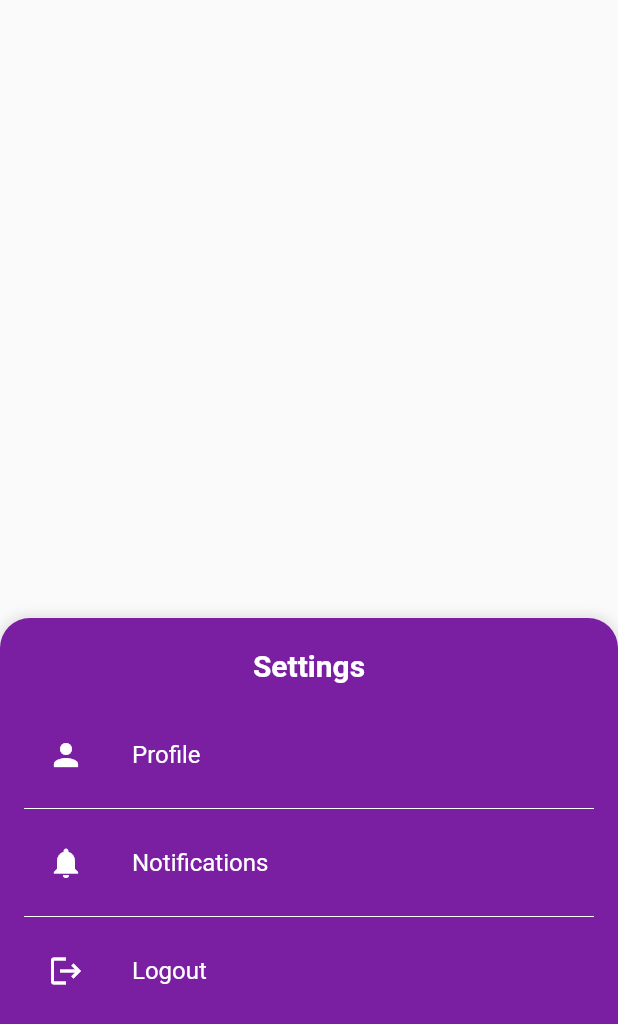
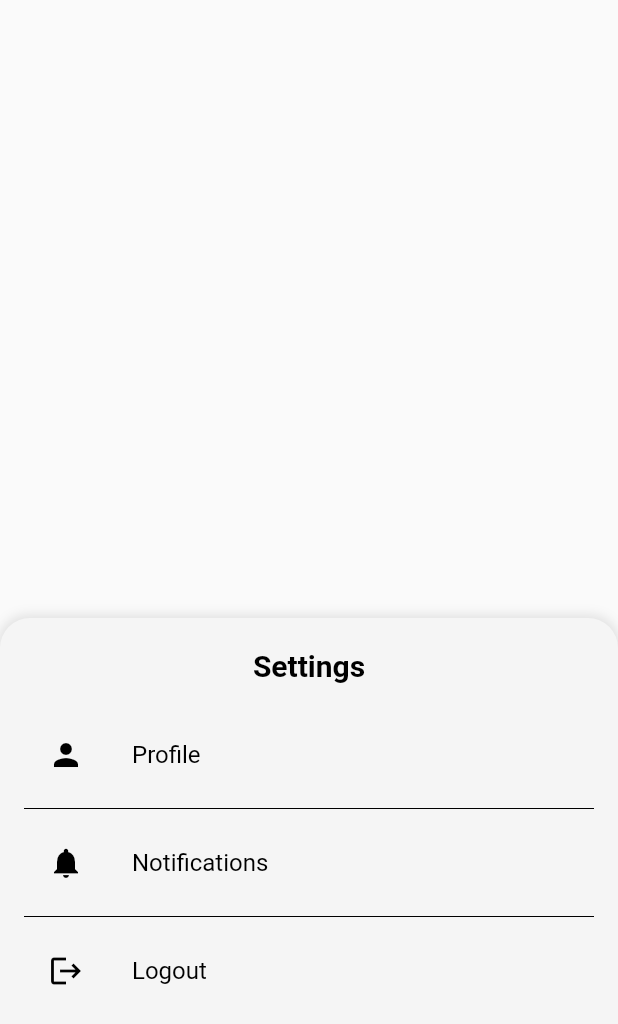
Before and after one commit to sgs2007/happy_family, a Flutter app: the SettingsModalWindow widget shown alone on an empty page, opened directly, on a phone screen of 412 x 824 dp. Shown: the top 1024 px of the screen. Run offline on Flutter 3.47's test engine with Material 2 defaults, Android fonts, the phone set to English and light mode, and no system bars; our stand-ins replace bloc, dio, equatable, firebase_auth, firebase_core, flutter_bloc and 5 more; accounts and stored records are empty; generated files the repository leaves out were written again; network calls fail.

Commit message:
designe changing

```diff
--- a/lib/features/common/widgets/settings_modal_window.dart
+++ b/lib/features/common/widgets/settings_modal_window.dart
@@ -32,7 +32,7 @@ class _SettingsModalWindowState extends State<SettingsModalWindow> {
           horizontal: ProjectIndent.i2,
         ),
         decoration: BoxDecoration(
-          color: Colors.purple.shade700,
+          color: Colors.grey.shade100,
           borderRadius: const BorderRadius.vertical(
             top: Radius.circular(20),
           ),
@@ -55,7 +55,7 @@ class _SettingsModalWindowState extends State<SettingsModalWindow> {
                 style: TextStyle(
                   fontSize: 20,
                   fontWeight: FontWeight.bold,
-                  color: Colors.white,
+                  color: Colors.black,
                 ),
               ),
             ),
@@ -63,39 +63,39 @@ class _SettingsModalWindowState extends State<SettingsModalWindow> {
             const ListTile(
               leading: Icon(
                 Icons.person,
-                color: Colors.white,
+                color: Colors.black,
               ),
               title: Text(
                 'Profile',
                 style: TextStyle(
-                  color: Colors.white,
+                  color: Colors.black,
                 ),
               ),
             ),
             const Divider(
-              color: Colors.white,
+              color: Colors.black,
             ),
             const ListTile(
               leading: Icon(
                 Icons.notifications,
-                color: Colors.white,
+                color: Colors.black,
               ),
               title: Text(
                 'Notifications',
                 style: TextStyle(
-                  color: Colors.white,
+                  color: Colors.black,
                 ),
               ),
             ),
             const Divider(
-              color: Colors.white,
+              color: Colors.black,
             ),
             ListTile(
-              leading: const Icon(Icons.logout, color: Colors.white),
+              leading: const Icon(Icons.logout, color: Colors.black),
               title: const Text(
                 'Logout',
                 style: TextStyle(
-                  color: Colors.white,
+                  color: Colors.black,
                 ),
               ),
               onTap: () => context.read<AuthBloc>().add(
```
Also changed, not shown: 1 other file.
